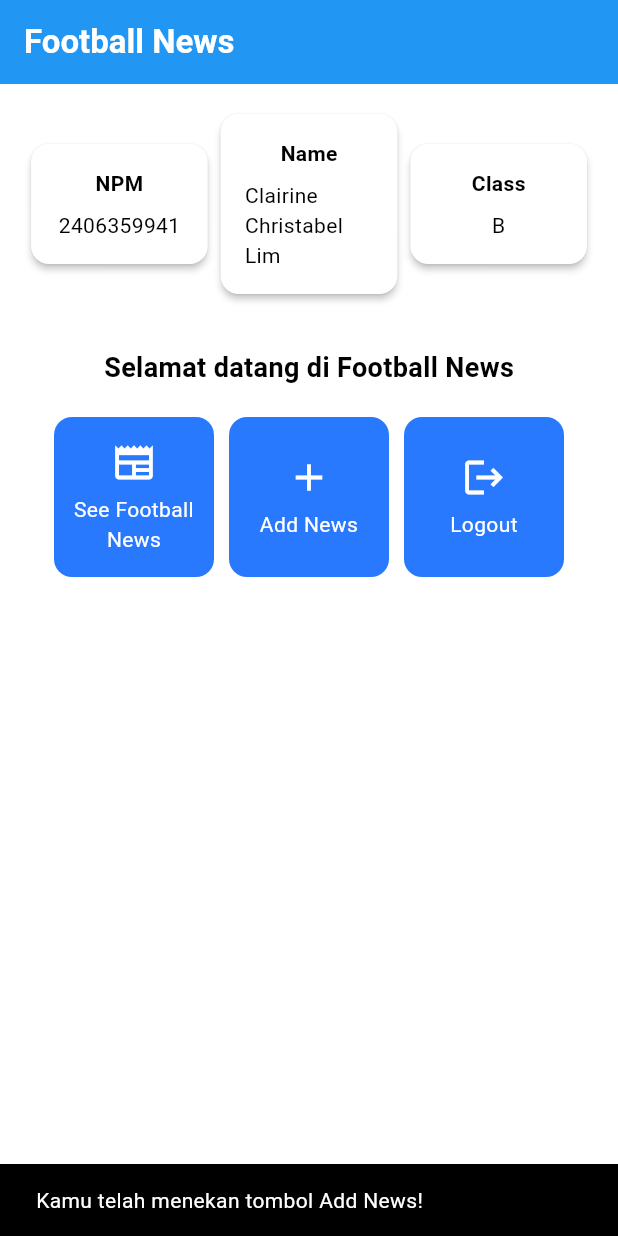
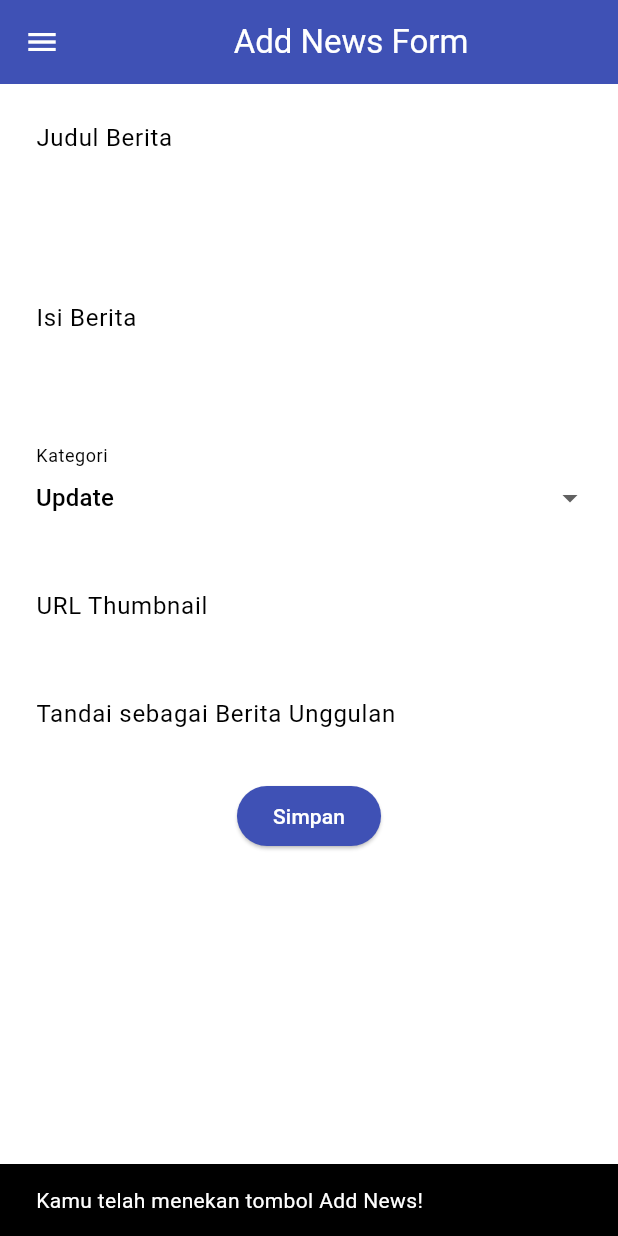
Before and after one commit to clairinechristabel/football-news-mobile, a Flutter app: the screen it shows after launch, after a tap on "Add News", on a phone screen of 412 x 824 dp. Run offline on Flutter 3.47's test engine with Material 3 defaults, Android fonts, the phone set to English and light mode, and no system bars.

Commit message:
Tutorial 7 Selesai

```diff
--- a/lib/menu.dart
+++ b/lib/menu.dart
@@ -1,4 +1,6 @@
 import 'package:flutter/material.dart';
+import 'package:football_news/widgets/left_drawer.dart';
+import 'package:football_news/widgets/news_card.dart';
 
 class MyHomePage extends StatelessWidget {
     MyHomePage({super.key});
@@ -30,6 +32,7 @@ class MyHomePage extends StatelessWidget {
         // Warna latar belakang AppBar diambil dari skema warna tema aplikasi.
         backgroundColor: Theme.of(context).colorScheme.primary,
       ),
+      drawer: LeftDrawer(),
       // Body halaman dengan padding di sekelilingnya.
       body: Padding(
         padding: const EdgeInsets.all(16.0),
@@ -132,57 +135,3 @@ class ItemHomepage {
 
  ItemHomepage(this.name, this.icon);
 }
-
-class ItemCard extends StatelessWidget {
-  // Menampilkan kartu dengan ikon dan nama.
-
-  final ItemHomepage item;
-
-  const ItemCard(this.item, {super.key});
-
-  @override
-  Widget build(BuildContext context) {
-    return Material(
-      // Menentukan warna latar belakang dari tema aplikasi.
-      color: Theme.of(context).colorScheme.secondary,
-      // Membuat sudut kartu melengkung.
-      borderRadius: BorderRadius.circular(12),
-
-      child: InkWell(
-        // Aksi ketika kartu ditekan.
-        onTap: () {
-          // Menampilkan pesan SnackBar saat kartu ditekan.
-          ScaffoldMessenger.of(context)
-            ..hideCurrentSnackBar()
-            ..showSnackBar(
-              SnackBar(content: Text("Kamu telah menekan tombol ${item.name}!"))
-            );
-        },
-        // Container untuk menyimpan Icon dan Text
-        child: Container(
-          padding: const EdgeInsets.all(8),
-          child: Center(
-            child: Column(
-              // Menyusun ikon dan teks di tengah kartu.
-              mainAxisAlignment: MainAxisAlignment.center,
-              children: [
-                Icon(
-                  item.icon,
-                  color: Colors.white,
-                  size: 30.0,
-                ),
-                const Padding(padding: EdgeInsets.all(3)),
-                Text(
-                  item.name,
-                  textAlign: TextAlign.center,
-                  style: const TextStyle(color: Colors.white),
-                ),
-              ],
-            ),
-          ),
-        ),
-      ),
-    );
-  }
-
-}
--- /dev/null
+++ b/lib/newslist_form.dart
@@ -0,0 +1,214 @@
+import 'package:flutter/material.dart';
+import 'package:football_news/widgets/left_drawer.dart';
+
+class NewsFormPage extends StatefulWidget {
+  const NewsFormPage({super.key});
+
+  @override
+  State<NewsFormPage> createState() => _NewsFormPageState();
+}
+
+class _NewsFormPageState extends State<NewsFormPage> {
+  final _formKey = GlobalKey<FormState>();
+  String _title = "";
+  String _content = "";
+  String _category = "update"; // default
+  String _thumbnail = "";
+  bool _isFeatured = false; // default
+
+  final List<String> _categories = [
+    'transfer',
+    'update',
+    'exclusive',
+    'match',
+    'rumor',
+    'analysis',
+  ];
+
+  @override
+  Widget build(BuildContext context) {
+    return Scaffold(
+      appBar: AppBar(
+        title: const Center(
+          child: Text('Add News Form'),
+        ),
+        backgroundColor: Colors.indigo,
+        foregroundColor: Colors.white,
+      ),
+      drawer: const LeftDrawer(),
+      body: Form(
+        key: _formKey,
+        child: SingleChildScrollView(
+          child: Column(
+            crossAxisAlignment: CrossAxisAlignment.start,
+            children: [
+              // === Title ===
+              Padding(
+                padding: const EdgeInsets.all(8.0),
+                child: TextFormField(
+                  decoration: InputDecoration(
+                    hintText: "Judul Berita",
+                    labelText: "Judul Berita",
+                    border: OutlineInputBorder(
+                      borderRadius: BorderRadius.circular(5.0),
+                    ),
+                  ),
+                  onChanged: (String? value) {
+                    setState(() {
+                      _title = value!;
+                    });
+                  },
+                  validator: (String? value) {
+                    if (value == null || value.isEmpty) {
+                      return "Judul tidak boleh kosong!";
+                    }
+                    return null;
+                  },
+                ),
+              ),
+
+              // === Content ===
+              Padding(
+                padding: const EdgeInsets.all(8.0),
+                child: TextFormField(
+                  maxLines: 5,
+                  decoration: InputDecoration(
+                    hintText: "Isi Berita",
+                    labelText: "Isi Berita",
+                    border: OutlineInputBorder(
+                      borderRadius: BorderRadius.circular(5.0),
+                    ),
+                  ),
+                  onChanged: (String? value) {
+                    setState(() {
+                      _content = value!;
+                    });
+                  },
+                  validator: (String? value) {
+                    if (value == null || value.isEmpty) {
+                      return "Isi berita tidak boleh kosong!";
+                    }
+                    return null;
+                  },
+                ),
+              ),
+
+              // === Category ===
+              Padding(
+                padding: const EdgeInsets.all(8.0),
+                child: DropdownButtonFormField<String>(
+                  decoration: InputDecoration(
+                    labelText: "Kategori",
+                    border: OutlineInputBorder(
+                      borderRadius: BorderRadius.circular(5.0),
+                    ),
+                  ),
+                  value: _category,
+                  items: _categories
+                      .map((cat) => DropdownMenuItem(
+                            value: cat,
+                            child: Text(
+                                cat[0].toUpperCase() + cat.substring(1)),
+                          ))
+                      .toList(),
+                  onChanged: (String? newValue) {
+                    setState(() {
+                      _category = newValue!;
+                    });
+                  },
+                ),
+              ),
+
+              // === Thumbnail URL ===
+              Padding(
+                padding: const EdgeInsets.all(8.0),
+                child: TextFormField(
+                  decoration: InputDecoration(
+                    hintText: "URL Thumbnail (opsional)",
+                    labelText: "URL Thumbnail",
+                    border: OutlineInputBorder(
+                      borderRadius: BorderRadius.circular(5.0),
+                    ),
+                  ),
+                  onChanged: (String? value) {
+                    setState(() {
+                      _thumbnail = value!;
+                    });
+                  },
+                ),
+              ),
+
+              // === Is Featured ===
+              Padding(
+                padding: const EdgeInsets.all(8.0),
+                child: SwitchListTile(
+                  title: const Text("Tandai sebagai Berita Unggulan"),
+                  value: _isFeatured,
+                  onChanged: (bool value) {
+                    setState(() {
+                      _isFeatured = value;
+                    });
+                  },
+                ),
+              ),
+
+              // === Save Button ===
+              Align(
+                alignment: Alignment.bottomCenter,
+                child: Padding(
+                  padding: const EdgeInsets.all(8.0),
+                  child: ElevatedButton(
+                    style: ButtonStyle(
+                      backgroundColor:
+                          MaterialStateProperty.all(Colors.indigo),
+                    ),
+                    onPressed: () {
+                      if (_formKey.currentState!.validate()) {
+                        showDialog(
+                          context: context,
+                          builder: (context) {
+                            return AlertDialog(
+                              title:
+                                  const Text('Berita berhasil disimpan!'),
+                              content: SingleChildScrollView(
+                                child: Column(
+                                  crossAxisAlignment:
+                                      CrossAxisAlignment.start,
+                                  children: [
+                                    Text('Judul: $_title'),
+                                    Text('Isi: $_content'),
+                                    Text('Kategori: $_category'),
+                                    Text('Thumbnail: $_thumbnail'),
+                                    Text(
+                                        'Unggulan: ${_isFeatured ? "Ya" : "Tidak"}'),
+                                  ],
+                                ),
+                              ),
+                              actions: [
+                                TextButton(
+                                  child: const Text('OK'),
+                                  onPressed: () {
+                                    Navigator.pop(context);
+                                    _formKey.currentState!.reset();
+                                  },
+                                ),
+                              ],
+                            );
+                          },
+                        );
+                      }
+                    },
+                    child: const Text(
+                      "Simpan",
+                      style: TextStyle(color: Colors.white),
+                    ),
+                  ),
+                ),
+              ),
+            ],
+          ),
+        ),
+      ),
+    );
+  }
+}
--- /dev/null
+++ b/lib/widgets/left_drawer.dart
@@ -0,0 +1,69 @@
+import 'package:flutter/material.dart';
+import 'package:football_news/menu.dart';
+import 'package:football_news/newslist_form.dart';
+
+class LeftDrawer extends StatelessWidget {
+  const LeftDrawer({super.key});
+
+  @override
+  Widget build(BuildContext context) {
+    return Drawer(
+      child: ListView(
+        children: [
+          const DrawerHeader(
+            decoration: BoxDecoration(
+              color: Colors.blue,
+            ),
+            child: Column(
+              children: [
+                Text(
+                  'Football News',
+                  textAlign: TextAlign.center,
+                  style: TextStyle(
+                    fontSize: 30,
+                    fontWeight: FontWeight.bold,
+                    color: Colors.white,
+                  ),
+                ),
+                Padding(padding: EdgeInsets.all(10)),
+                Text(
+                  "Seluruh berita sepak bola terkini di sini!",
+                  textAlign: TextAlign.center,
+                  style: TextStyle(
+                    fontSize: 15,
+                    fontWeight: FontWeight.normal,
+                    color: Colors.white,
+                  ),
+                ),
+              ],
+            ),
+          ),
+          ListTile(
+            leading: const Icon(Icons.home_outlined),
+            title: const Text('Home'),
+            onTap: () {
+              Navigator.pushReplacement(
+                context,
+                MaterialPageRoute(
+                  builder: (context) => MyHomePage(),
+                ),
+              );
+            },
+          ),
+          ListTile(
+            leading: const Icon(Icons.post_add),
+            title: const Text('Add News'),
+            onTap: () {
+              Navigator.pushReplacement(
+                context,
+                MaterialPageRoute(
+                  builder: (context) => const NewsFormPage(),
+                ),
+              );
+            },
+          ),
+        ],
+      ),
+    );
+  }
+}
--- /dev/null
+++ b/lib/widgets/news_card.dart
@@ -0,0 +1,65 @@
+import 'package:flutter/material.dart';
+import 'package:football_news/menu.dart';
+import 'package:football_news/newslist_form.dart';
+
+class ItemCard extends StatelessWidget {
+  // Menampilkan kartu dengan ikon dan nama.
+
+  final ItemHomepage item;
+
+  const ItemCard(this.item, {super.key});
+
+  @override
+  Widget build(BuildContext context) {
+    return Material(
+      // Menentukan warna latar belakang dari tema aplikasi.
+      color: Theme.of(context).colorScheme.secondary,
+      // Membuat sudut kartu melengkung.
+      borderRadius: BorderRadius.circular(12),
+
+      child: InkWell(
+        // Aksi ketika kartu ditekan.
+        onTap: () {
+          // Menampilkan pesan SnackBar saat kartu ditekan.
+          ScaffoldMessenger.of(context)
+            ..hideCurrentSnackBar()
+            ..showSnackBar(
+              SnackBar(content: Text("Kamu telah menekan tombol ${item.name}!"))
+            );
+
+          if (item.name == "Add News") {
+            Navigator.push(
+              context,
+              MaterialPageRoute(builder: (context) => const NewsFormPage()),
+            );
+          }
+
+        },
+        // Container untuk menyimpan Icon dan Text
+        child: Container(
+          padding: const EdgeInsets.all(8),
+          child: Center(
+            child: Column(
+              // Menyusun ikon dan teks di tengah kartu.
+              mainAxisAlignment: MainAxisAlignment.center,
+              children: [
+                Icon(
+                  item.icon,
+                  color: Colors.white,
+                  size: 30.0,
+                ),
+                const Padding(padding: EdgeInsets.all(3)),
+                Text(
+                  item.name,
+                  textAlign: TextAlign.center,
+                  style: const TextStyle(color: Colors.white),
+                ),
+              ],
+            ),
+          ),
+        ),
+      ),
+    );
+  }
+
+}
```
